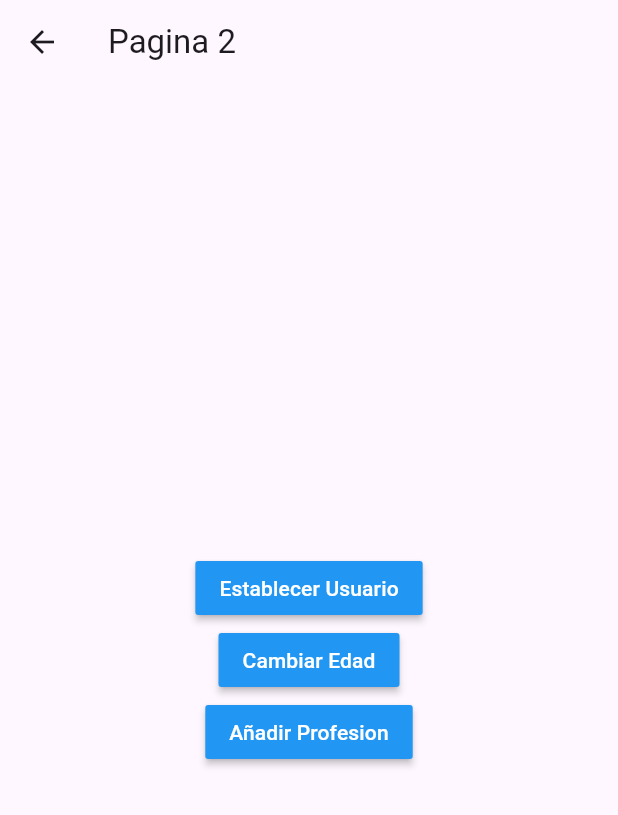
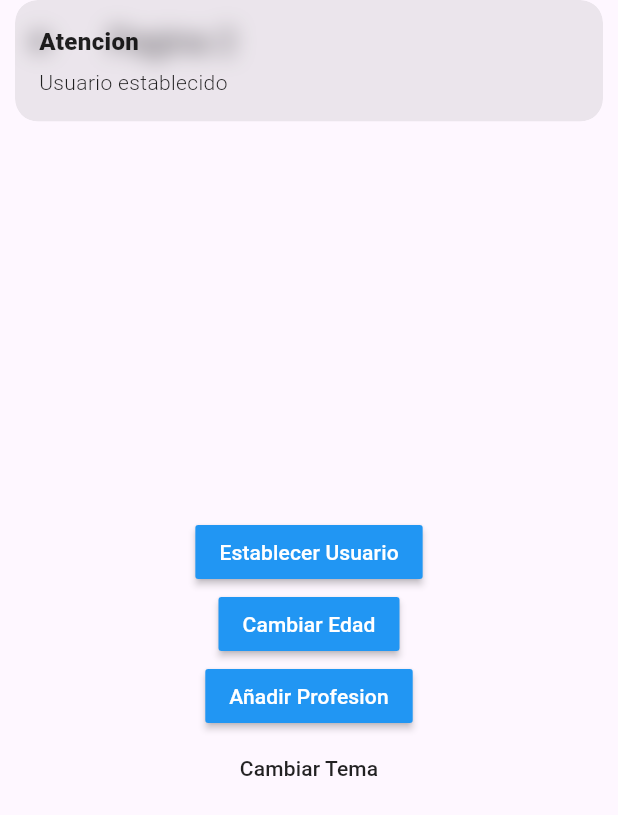
Before and after one commit to M-ADesigner/flutter_bloc, a Flutter app: the Pagina2Page screen opened by its route, after a tap on "Establecer Usuario", on a phone screen of 412 x 824 dp. Shown: the top 815 px of the screen. Run offline on Flutter 3.47's test engine with Material 3 defaults, Android fonts, the phone set to English and light mode, and no system bars; our stand-ins replace get.

Commit message:
Add Usuario class, remove User class, and create UsuarioController class

```diff
--- a/lib/bloc/user/user_event.dart
+++ /dev/null
@@ -1,26 +0,0 @@
-part of 'user_bloc.dart';
-
-@immutable
-abstract class UserEvent {}
-
-class ActivateUser extends UserEvent {
-  final User user;
-
-  ActivateUser(this.user);
-}
-
-class ChangeAge extends UserEvent {
-  final int newAge;
-
-  ChangeAge(this.newAge);
-}
-
-class ChangeProfession extends UserEvent {
-  final String newProfession;
-
-  ChangeProfession(this.newProfession);
-}
-
-class DeleteUser extends UserEvent {
-  DeleteUser();
-}
--- a/lib/bloc/user/user_state.dart
+++ /dev/null
@@ -1,37 +0,0 @@
-part of 'user_bloc.dart';
-
-@immutable
-abstract class UserState {
-  final bool existUser;
-  final User? user;
-
-  const UserState({this.existUser = false, this.user});
-}
-
-class UserInitialState extends UserState {
-  const UserInitialState() : super(existUser: false, user: null);
-}
-
-class UserSetState extends UserState {
-  final User newUser;
-
-  const UserSetState(this.newUser) : super(existUser: true, user: newUser);
-}
-
-class UserChangeAge extends UserState {
-  final int newAge;
-
-  const UserChangeAge(this.newAge, User user)
-      : super(existUser: true, user: user);
-}
-
-class UserAddProfession extends UserState {
-  final String newProfession;
-
-  const UserAddProfession(this.newProfession, User user)
-      : super(existUser: true, user: user);
-}
-
-class UserDeleteState extends UserState {
-  const UserDeleteState() : super(existUser: false, user: null);
-}
--- /dev/null
+++ b/lib/controllers/usuario_controller.dart
@@ -0,0 +1,28 @@
+import 'package:get/get.dart';
+
+import 'package:flutter_bloc_tutorial/models/usuario.dart';
+
+class usuarioController extends GetxController {
+  // Observables que se pueden escuchar desde cualquier parte de la aplicación con obs
+  var existeUsuario = false.obs;
+  var usuario = Usuario().obs;
+
+  get profesionesCount => usuario.value.profesiones.length;
+
+  void cargarUsuario(Usuario usuario) {
+    this.usuario.value = usuario;
+    existeUsuario.value = true;
+  }
+
+  void cambiarEdad(int NewEdad) {
+    this.usuario.update((val) {
+      val!.edad = NewEdad;
+    });
+  }
+
+  void cambiarProfesion(String profesion) {
+    usuario.update((val) {
+      val!.profesiones = [...val.profesiones, profesion];
+    });
+  }
+}
--- a/lib/models/user.dart
+++ /dev/null
@@ -1,18 +0,0 @@
-class User {
-  final String nombre;
-  final int edad;
-  final List<String> profesiones;
-
-  User({required this.nombre, required this.edad, required this.profesiones});
-
-// copyWith es un metodo que nos permite clonar un objeto y modificar solo los valores que necesitamos
-  User copyWith({
-    String? nombre,
-    int? edad,
-    List<String>? profesiones,
-  }) =>
-      User(
-          nombre: nombre ?? this.nombre,
-          edad: edad ?? this.edad,
-          profesiones: profesiones ?? this.profesiones);
-}
--- /dev/null
+++ b/lib/models/usuario.dart
@@ -0,0 +1,15 @@
+
+
+class Usuario {
+
+  String? nombre;
+  int? edad;
+  List<String> profesiones;
+
+  Usuario({
+    this.nombre,
+    this.edad,
+    this.profesiones = const []
+  });
+
+}
--- a/lib/pages/pagina1_page.dart
+++ b/lib/pages/pagina1_page.dart
@@ -1,44 +1,52 @@
 import 'package:flutter/material.dart';
-import 'package:flutter_bloc/flutter_bloc.dart';
-import 'package:flutter_bloc_tutorial/bloc/user/user_bloc.dart';
-import 'package:flutter_bloc_tutorial/models/user.dart';
+import 'package:flutter_bloc_tutorial/controllers/usuario_controller.dart';
+import 'package:flutter_bloc_tutorial/models/usuario.dart';
+import 'package:get/get.dart';
 
 class Pagina1Page extends StatelessWidget {
-  const Pagina1Page({super.key});
+  @override
+  Widget build(BuildContext context) {
+    final usuarioCtrl = Get.put(usuarioController());
+
+    return Scaffold(
+      appBar: AppBar(
+        title: const Text('Pagina 1'),
+      ),
+      body: Obx(() {
+        return (usuarioCtrl.existeUsuario.value)
+            ? InformacionUsuario(usuario: usuarioCtrl.usuario.value)
+            : NoInfo();
+      }),
+      floatingActionButton: FloatingActionButton(
+          child: const Icon(Icons.accessibility_new),
+          // onPressed: () => Get.to(Pagina2Page)),
+          onPressed: () => Get.toNamed('/pagina2', arguments: {
+                'nombre': 'Fernando',
+                'edad': 40,
+              })),
+    );
+  }
+}
+
+class NoInfo extends StatelessWidget {
+  const NoInfo({super.key});
 
   @override
   Widget build(BuildContext context) {
-    return Scaffold(
-      appBar: AppBar(
-        title: const Text('Pagina 1'),
-        actions: [
-          IconButton(
-              icon: const Icon(Icons.delete),
-              onPressed: () {
-                BlocProvider.of<UserBloc>(context).add(DeleteUser());
-              })
-        ],
+    return Container(
+      width: double.infinity,
+      height: double.infinity,
+      child: const Center(
+        child: Text('No hay Usuario selecionado'),
       ),
-      body: BlocBuilder<UserBloc, UserState>(
-        builder: (_, state) {
-          if (state.existUser) {
-            return InformacionUsuario(user: state.user!);
-          } else {
-            return const Center(child: Text('No hay usuario seleccionado'));
-          }
-        },
-      ),
-      floatingActionButton: FloatingActionButton(
-          child: const Icon(Icons.accessibility_new),
-          onPressed: () => Navigator.pushNamed(context, 'pagina2')),
     );
   }
 }
 
 class InformacionUsuario extends StatelessWidget {
-  final User user;
+  final Usuario usuario;
 
-  const InformacionUsuario({super.key, required this.user});
+  const InformacionUsuario({super.key, required this.usuario});
 
   @override
   Widget build(BuildContext context) {
@@ -46,20 +54,21 @@ class InformacionUsuario extends StatelessWidget {
       width: double.infinity,
       height: double.infinity,
       padding: const EdgeInsets.all(20.0),
-      // ignore: prefer_const_constructors
       child: Column(
         crossAxisAlignment: CrossAxisAlignment.start,
         children: [
           const Text('General',
-              style: TextStyle(fontSize: 18, fontWeight: FontWeight.bold)),
+              style:
+                  const TextStyle(fontSize: 18, fontWeight: FontWeight.bold)),
           const Divider(),
-          ListTile(title: Text('Nombre: ${user.nombre}')),
-          ListTile(title: Text('Edad: ${user.edad}')),
+          ListTile(title: Text('Nombre: ${this.usuario.nombre}')),
+          ListTile(title: Text('Edad:  ${this.usuario.edad}')),
           const Text('Profesiones',
               style: TextStyle(fontSize: 18, fontWeight: FontWeight.bold)),
           const Divider(),
-          ...user.profesiones
+          ...usuario.profesiones
               .map((profesion) => ListTile(title: Text(profesion)))
+              .toList()
         ],
       ),
     );
--- a/lib/pages/pagina2_page.dart
+++ b/lib/pages/pagina2_page.dart
@@ -1,14 +1,15 @@
 import 'package:flutter/material.dart';
-import 'package:flutter_bloc/flutter_bloc.dart';
-import 'package:flutter_bloc_tutorial/bloc/user/user_bloc.dart';
-import 'package:flutter_bloc_tutorial/models/user.dart';
+import 'package:flutter_bloc_tutorial/controllers/usuario_controller.dart';
+import 'package:flutter_bloc_tutorial/models/usuario.dart';
+import 'package:get/get.dart';
 
 class Pagina2Page extends StatelessWidget {
   const Pagina2Page({super.key});
 
   @override
   Widget build(BuildContext context) {
-    final userBloc = BlocProvider.of<UserBloc>(context, listen: false);
+    //traer el controlador de la clase usuarioController para poder usarlo
+    final usuarioCtrl = Get.find<usuarioController>();
 
     return Scaffold(
       appBar: AppBar(
@@ -21,30 +22,38 @@ class Pagina2Page extends StatelessWidget {
           MaterialButton(
               color: Colors.blue,
               onPressed: () {
-                final newUser = User(
-                    nombre: 'Fernando',
-                    edad: 36,
-                    profesiones: ['FullStack Developer']);
-
-                // BlocProvider.of<UserBloc>(context, listen: false ).add( ActivateUser(newUser) );
-                userBloc.add(ActivateUser(newUser));
+                usuarioCtrl
+                    .cargarUsuario(Usuario(nombre: 'Fernando', edad: 40));
+                Get.snackbar(
+                  'Atencion',
+                  'Usuario establecido',
+                );
               },
               child: const Text('Establecer Usuario',
                   style: TextStyle(color: Colors.white))),
           MaterialButton(
               color: Colors.blue,
               onPressed: () {
-                userBloc.add(ChangeAge(30));
+                usuarioCtrl.cambiarEdad(25);
               },
               child: const Text('Cambiar Edad',
                   style: TextStyle(color: Colors.white))),
           MaterialButton(
               color: Colors.blue,
               onPressed: () {
-                userBloc.add(ChangeProfession('Carpintero'));
+                usuarioCtrl.cambiarProfesion(
+                    'Profesion ${usuarioCtrl.profesionesCount + 1}');
               },
               child: const Text('Añadir Profesion',
                   style: TextStyle(color: Colors.white))),
+          //Cambiar tema
+          MaterialButton(
+            onPressed: () {
+              Get.changeTheme(
+                  Get.isDarkMode ? ThemeData.light() : ThemeData.dark());
+            },
+            child: const Text('Cambiar Tema'),
+          )
         ],
       )),
     );
```
Also changed, not shown: lib/bloc/user/user_bloc.dart (deleted, +0 -35 lines), lib/main.dart (+10 -19 lines), pubspec.yaml (+46 -48 lines), pubspec.lock, 1 other file.
